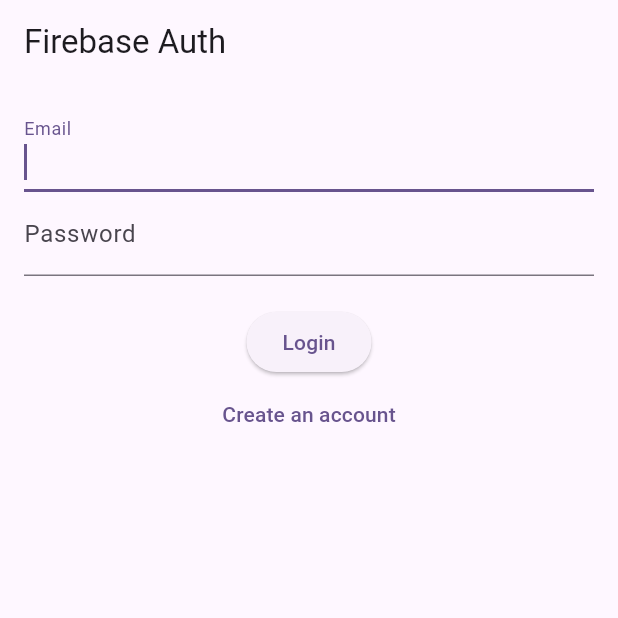
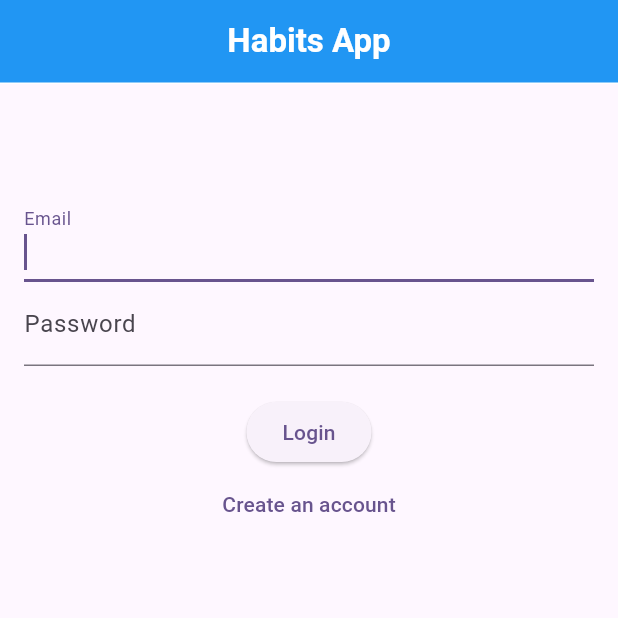
Before and after one commit to Spartakm67/Flutter_home_work12, a Flutter app: the screen it shows after launch, on a phone screen of 412 x 824 dp, the top half of it. Run offline on Flutter 3.47's test engine with Material 3 defaults, Android fonts, the phone set to English and light mode, and no system bars; our stand-ins replace cloud_firestore, firebase_auth, firebase_core, flutter_dotenv, flutter_mobx, google_fonts and 2 more; accounts and stored records are empty; generated files the repository leaves out were written again.

Commit message:
Styles updated

```diff
--- a/lib/presentation/screens/auth_screen.dart
+++ b/lib/presentation/screens/auth_screen.dart
@@ -1,6 +1,7 @@
 import 'package:flutter/material.dart';
 import 'package:flutter_mobx/flutter_mobx.dart';
 import 'package:flutter_home_work12/domain/store/auth_store/auth_store.dart';
+import 'package:flutter_home_work12/presentation/widgets/custom_app_bar.dart';
 
 class AuthScreen extends StatefulWidget {
   const AuthScreen({super.key});
@@ -27,12 +28,12 @@ class _AuthScreenState extends State<AuthScreen> {
   @override
   Widget build(BuildContext context) {
     return Scaffold(
-      appBar: AppBar(
-        title: const Text('Firebase Auth'),
+      appBar: CustomAppBar(
+        title: 'Habits App',
         actions: [
           if (_showSignOut)
             IconButton(
-              icon: const Icon(Icons.logout),
+              icon: const Icon(Icons.logout, color: Colors.white,),
               onPressed: authStore.isLoading
                   ? null
                   : () async {
@@ -54,6 +55,7 @@ class _AuthScreenState extends State<AuthScreen> {
             builder: (_) => Column(
               mainAxisAlignment: MainAxisAlignment.center,
               children: [
+                const SizedBox(height: 60,),
                 TextField(
                   controller: _emailController,
                   decoration: const InputDecoration(labelText: 'Email'),
--- a/lib/presentation/styles/text_styles.dart
+++ b/lib/presentation/styles/text_styles.dart
@@ -11,7 +11,7 @@ class TextStyles {
 
   static const TextStyle spanKeyText = TextStyle(
     fontWeight: FontWeight.bold,
-    fontSize: 14,
+    fontSize: 16,
     color: Colors.black,
   );
 
@@ -35,8 +35,8 @@ class TextStyles {
 
   static const TextStyle spanTitleText = TextStyle(
     fontWeight: FontWeight.normal,
-    fontSize: 14,
-    color: Colors.blue,
+    fontSize: 16,
+    color: Colors.indigo,
   );
 
   static const TextStyle spanEmailText = TextStyle(
--- /dev/null
+++ b/lib/presentation/widgets/custom_app_bar.dart
@@ -0,0 +1,38 @@
+import 'package:flutter/material.dart';
+import 'package:flutter_home_work12/presentation/styles/text_styles.dart';
+
+class CustomAppBar extends StatelessWidget implements PreferredSizeWidget {
+  final String title;
+  final Color backgroundColor;
+  final List<Widget>? actions;
+
+  const CustomAppBar({
+    super.key,
+    required this.title,
+    this.backgroundColor = Colors.blue,
+    this.actions,
+  });
+
+  @override
+  Widget build(BuildContext context) {
+    return AppBar(
+      backgroundColor: backgroundColor,
+      title: Text(
+        title,
+        style: TextStyles.appBarText,
+      ),
+      centerTitle: true,
+      actions: actions,
+      bottom: PreferredSize(
+        preferredSize: const Size.fromHeight(1.0),
+        child: Container(
+          color: Colors.white,
+          height: 1.0,
+        ),
+      ),
+    );
+  }
+
+  @override
+  Size get preferredSize => const Size.fromHeight(kToolbarHeight);
+}
```
Also changed, not shown: lib/presentation/screens/habit_list_screen.dart (+35 -10 lines).
